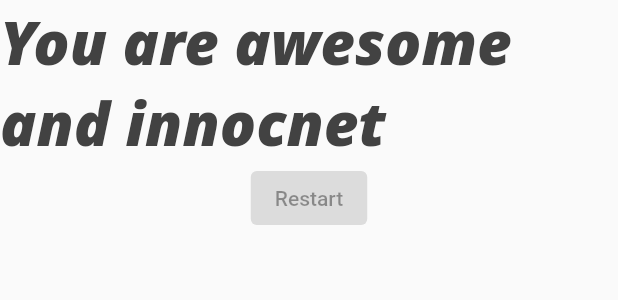
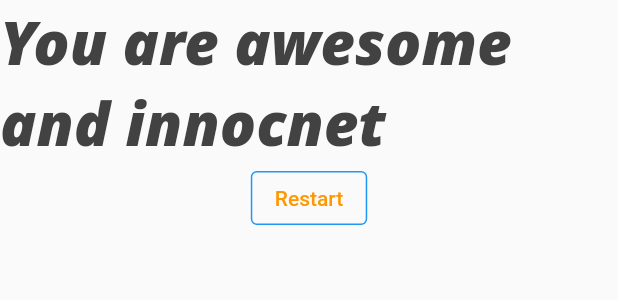
Before and after one commit to rajpranit/quiz-app, a Flutter app: the Result widget shown alone on an empty page, opened directly with empty values, on a phone screen of 412 x 824 dp. Shown: the top 300 px of the screen. Run offline on Flutter 3.47's test engine with Material 2 defaults, Android fonts, the phone set to English and light mode, and no system bars; Roboto replaces fonts that are missing (Open Sans).

```diff
--- a/lib/result.dart
+++ b/lib/result.dart
@@ -2,8 +2,9 @@ import 'package:flutter/material.dart';
 
 class Result extends StatelessWidget {
   final totalScore;
+  final Function quizReset;
 
-  Result(this.totalScore);
+  Result(this.totalScore, this.quizReset);
 
   String get resultPharase {
     var resultText;
@@ -37,8 +38,12 @@ class Result extends StatelessWidget {
               fontSize: 40,
             ),
           ),
-          ElevatedButton(
-            onPressed: null,
+          OutlinedButton(
+            style: OutlinedButton.styleFrom(
+              primary: Colors.orange,
+              side: BorderSide(color: Colors.blue)
+            ),
+            onPressed: quizReset,
             child: Text("Restart"),
           )
         ],
```
Also changed, not shown: lib/main.dart (+8 -1 lines).
